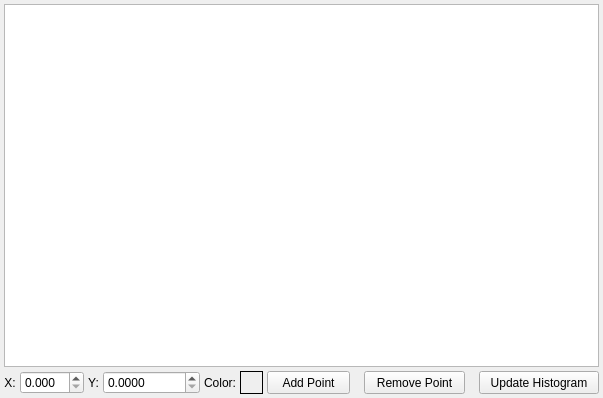
Above: libs/charts/TFTable.ui from 3dct/open_iA before the change. Below: the same form after it.
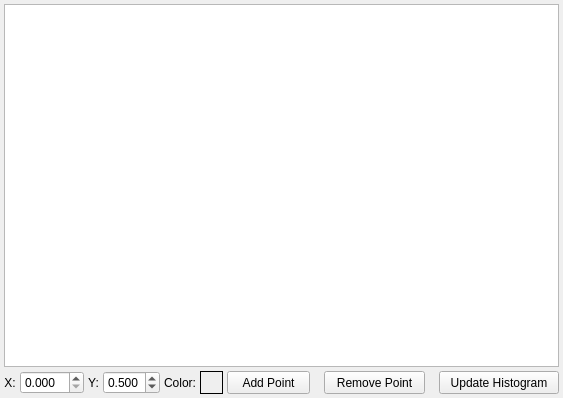
That is the form after the change. Icons and pictures are not drawn.

Commit message: Chats: TFTable: Fix y value to between 0 and 1, start value 0.5, 3 decimals

Patch:
```diff
--- a/libs/charts/TFTable.ui
+++ b/libs/charts/TFTable.ui
@@ -92,14 +92,17 @@
      <item>
       <widget class="QDoubleSpinBox" name="dsbNewPointY">
        <property name="decimals">
-        <number>4</number>
+        <number>3</number>
        </property>
        <property name="maximum">
-        <double>1000000.000000000000000</double>
+        <double>1.000000000000000</double>
        </property>
        <property name="singleStep">
         <double>0.100000000000000</double>
        </property>
+       <property name="value">
+        <double>0.500000000000000</double>
+       </property>
       </widget>
      </item>
      <item>
```
